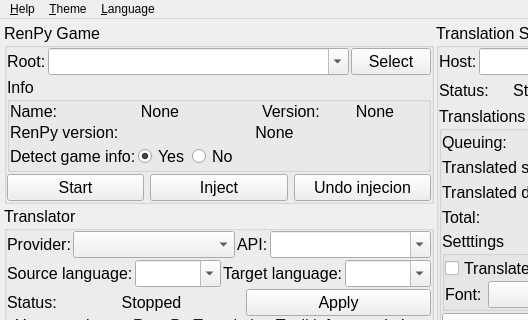
The window that qt5/main.ui (abse4411/projz_renpy_translation) describes before a commit, drawn with Qt 5; both pictures show x 0 to 528 and y 0 to 320 of the 813 by 462 pixel window.
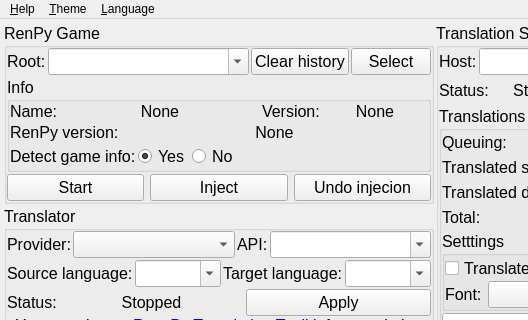
The same window after the commit. Icons and pictures are not drawn.

Commit message: 添加清空游戏目录历史记录按钮

What changed in the file:
```diff
--- a/qt5/main.ui
+++ b/qt5/main.ui
@@ -114,6 +114,19 @@
                </property>
               </widget>
              </item>
+             <item>
+              <widget class="QPushButton" name="clearhistoty_button">
+               <property name="sizePolicy">
+                <sizepolicy hsizetype="Fixed" vsizetype="Fixed">
+                 <horstretch>0</horstretch>
+                 <verstretch>0</verstretch>
+                </sizepolicy>
+               </property>
+               <property name="text">
+                <string>Clear history</string>
+               </property>
+              </widget>
+             </item>
              <item>
               <widget class="QPushButton" name="selectdir_button">
                <property name="sizePolicy">
```
The commit also changes 6 other files.
